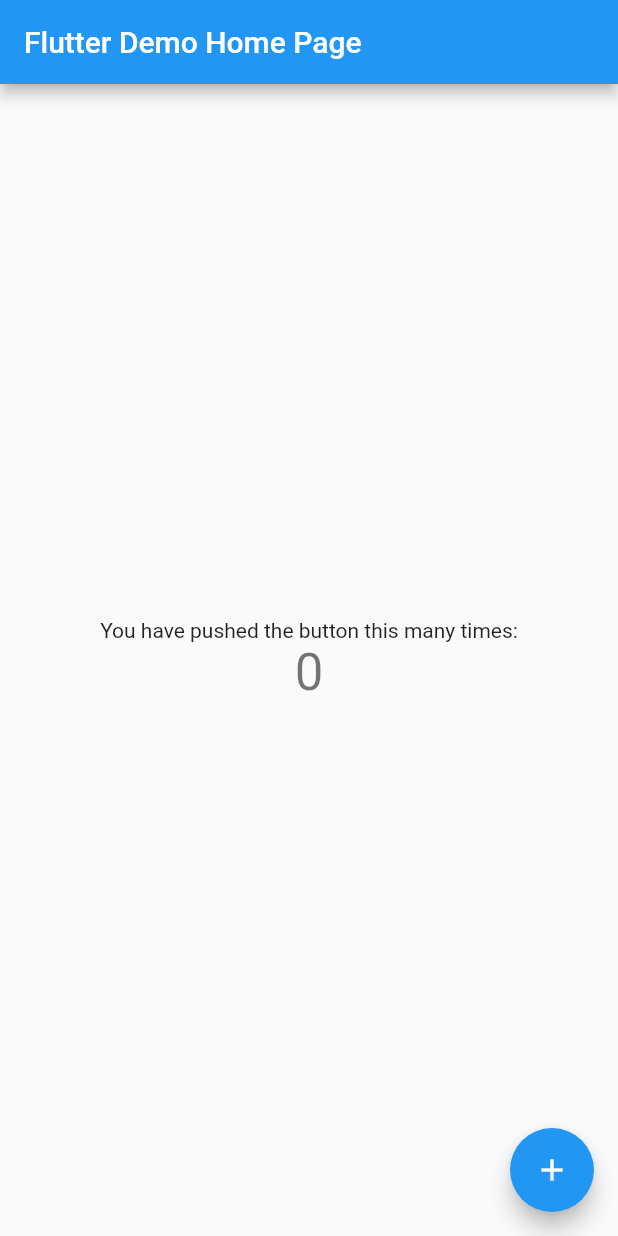
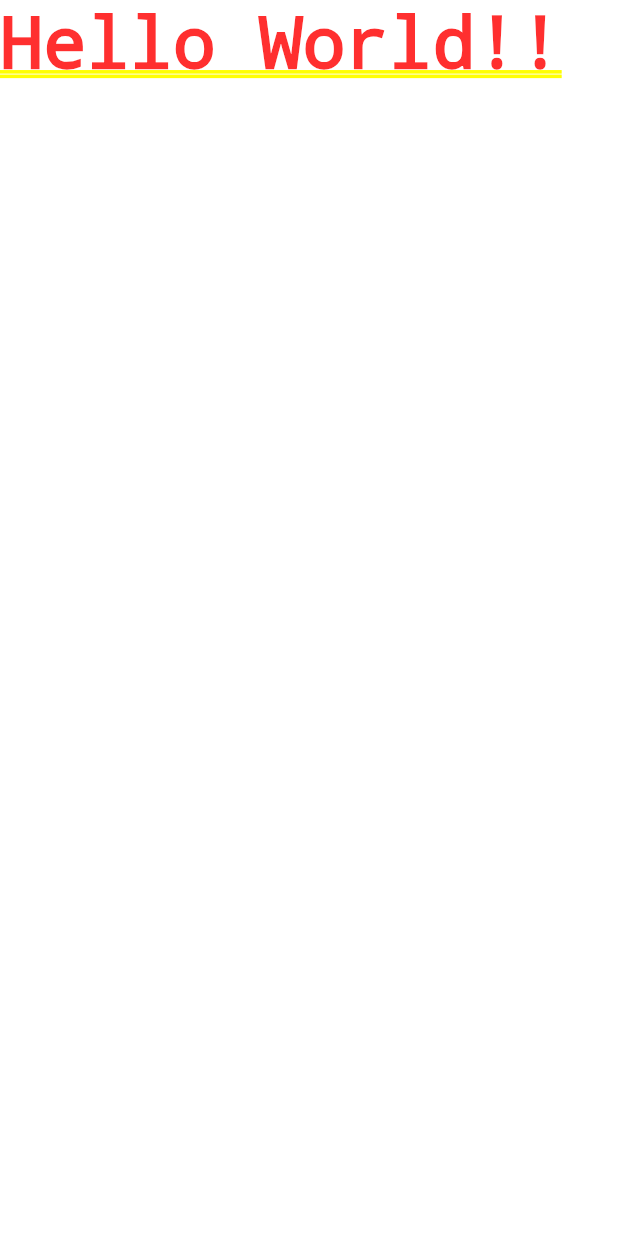
Before and after one commit to dustyfingers/images_app_flutter, a Flutter app: the screen it shows after launch, on a phone screen of 412 x 824 dp. Run offline on Flutter 3.47's test engine with Material 2 defaults, Android fonts, the phone set to English and light mode, and no system bars.

Commit message:
built a basic, ultra stripped down flutter application

```diff
--- a/lib/main.dart
+++ b/lib/main.dart
@@ -1,113 +1,9 @@
 import 'package:flutter/material.dart';
 
 void main() {
-  runApp(MyApp());
+  var app = MaterialApp(
+    home: Text('Hello World!!'),
+  );
+
+  runApp(app);
 }
-
-class MyApp extends StatelessWidget {
-  // This widget is the root of your application.
-  @override
-  Widget build(BuildContext context) {
-    return MaterialApp(
-      title: 'Flutter Demo',
-      theme: ThemeData(
-        // This is the theme of your application.
-        //
-        // Try running your application with "flutter run". You'll see the
-        // application has a blue toolbar. Then, without quitting the app, try
-        // changing the primarySwatch below to Colors.green and then invoke
-        // "hot reload" (press "r" in the console where you ran "flutter run",
-        // or simply save your changes to "hot reload" in a Flutter IDE).
-        // Notice that the counter didn't reset back to zero; the application
-        // is not restarted.
-        primarySwatch: Colors.blue,
-      ),
-      home: MyHomePage(title: 'Flutter Demo Home Page'),
-    );
-  }
-}
-
-class MyHomePage extends StatefulWidget {
-  MyHomePage({Key key, this.title}) : super(key: key);
-
-  // This widget is the home page of your application. It is stateful, meaning
-  // that it has a State object (defined below) that contains fields that affect
-  // how it looks.
-
-  // This class is the configuration for the state. It holds the values (in this
-  // case the title) provided by the parent (in this case the App widget) and
-  // used by the build method of the State. Fields in a Widget subclass are
-  // always marked "final".
-
-  final String title;
-
-  @override
-  _MyHomePageState createState() => _MyHomePageState();
-}
-
-class _MyHomePageState extends State<MyHomePage> {
-  int _counter = 0;
-
-  void _incrementCounter() {
-    setState(() {
-      // This call to setState tells the Flutter framework that something has
-      // changed in this State, which causes it to rerun the build method below
-      // so that the display can reflect the updated values. If we changed
-      // _counter without calling setState(), then the build method would not be
-      // called again, and so nothing would appear to happen.
-      _counter++;
-    });
-  }
-
-  @override
-  Widget build(BuildContext context) {
-    // This method is rerun every time setState is called, for instance as done
-    // by the _incrementCounter method above.
-    //
-    // The Flutter framework has been optimized to make rerunning build methods
-    // fast, so that you can just rebuild anything that needs updating rather
-    // than having to individually change instances of widgets.
-    return Scaffold(
-      appBar: AppBar(
-        // Here we take the value from the MyHomePage object that was created by
-        // the App.build method, and use it to set our appbar title.
-        title: Text(widget.title),
-      ),
-      body: Center(
-        // Center is a layout widget. It takes a single child and positions it
-        // in the middle of the parent.
-        child: Column(
-          // Column is also a layout widget. It takes a list of children and
-          // arranges them vertically. By default, it sizes itself to fit its
-          // children horizontally, and tries to be as tall as its parent.
-          //
-          // Invoke "debug painting" (press "p" in the console, choose the
-          // "Toggle Debug Paint" action from the Flutter Inspector in Android
-          // Studio, or the "Toggle Debug Paint" command in Visual Studio Code)
-          // to see the wireframe for each widget.
-          //
-          // Column has various properties to control how it sizes itself and
-          // how it positions its children. Here we use mainAxisAlignment to
-          // center the children vertically; the main axis here is the vertical
-          // axis because Columns are vertical (the cross axis would be
-          // horizontal).
-          mainAxisAlignment: MainAxisAlignment.center,
-          children: <Widget>[
-            Text(
-              'You have pushed the button this many times:',
-            ),
-            Text(
-              '$_counter',
-              style: Theme.of(context).textTheme.headline4,
-            ),
-          ],
-        ),
-      ),
-      floatingActionButton: FloatingActionButton(
-        onPressed: _incrementCounter,
-        tooltip: 'Increment',
-        child: Icon(Icons.add),
-      ), // This trailing comma makes auto-formatting nicer for build methods.
-    );
-  }
-}
```
